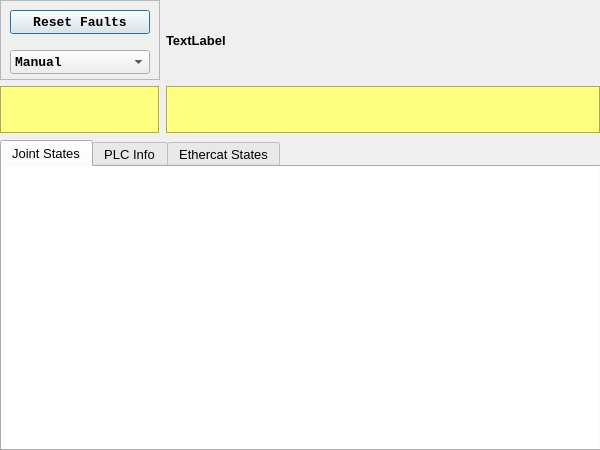
First picture: the form in rehab_gui/rehab_gui/ui/MotorsWindow.ui, repository CNR-STIIMA-IRAS/Fit4Med, before the edit.
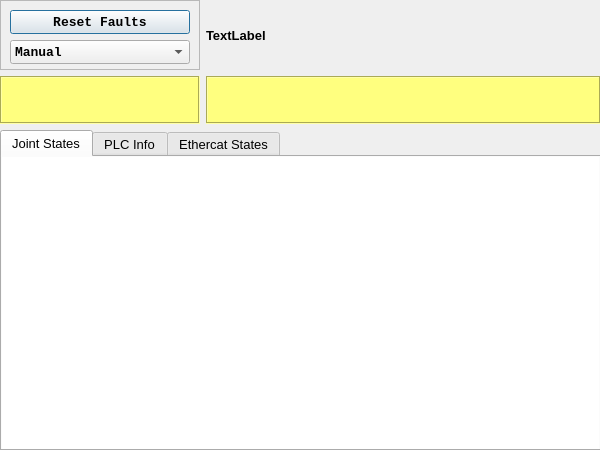
Second picture: the form after the edit.

```diff
--- a/rehab_gui/rehab_gui/ui/MotorsWindow.ui
+++ b/rehab_gui/rehab_gui/ui/MotorsWindow.ui
@@ -36,12 +36,18 @@
      <height>451</height>
     </rect>
    </property>
-   <layout class="QGridLayout" name="gridLayout" columnstretch="1,4" columnminimumwidth="0,0">
+   <layout class="QGridLayout" name="gridLayout" columnstretch="1,3" columnminimumwidth="0,0">
     <property name="sizeConstraint">
      <enum>QLayout::SetDefaultConstraint</enum>
     </property>
     <item row="2" column="1">
      <widget class="QLabel" name="label_SystemState">
+      <property name="maximumSize">
+       <size>
+        <width>450</width>
+        <height>70</height>
+       </size>
+      </property>
       <property name="font">
        <font>
         <pointsize>10</pointsize>
@@ -100,7 +106,7 @@
       </property>
       <property name="maximumSize">
        <size>
-        <width>160</width>
+        <width>200</width>
         <height>48</height>
        </size>
       </property>
@@ -369,8 +375,8 @@
       </property>
       <property name="maximumSize">
        <size>
-        <width>160</width>
-        <height>80</height>
+        <width>210</width>
+        <height>70</height>
        </size>
       </property>
       <property name="frameShape">
@@ -383,8 +389,8 @@
        <property name="geometry">
         <rect>
          <x>10</x>
-         <y>50</y>
-         <width>140</width>
+         <y>40</y>
+         <width>180</width>
          <height>24</height>
         </rect>
        </property>
@@ -396,7 +402,7 @@
        </property>
        <property name="maximumSize">
         <size>
-         <width>140</width>
+         <width>180</width>
          <height>32</height>
         </size>
        </property>
@@ -433,7 +439,7 @@
         <rect>
          <x>10</x>
          <y>10</y>
-         <width>140</width>
+         <width>180</width>
          <height>24</height>
         </rect>
        </property>
@@ -445,7 +451,7 @@
        </property>
        <property name="maximumSize">
         <size>
-         <width>140</width>
+         <width>180</width>
          <height>32</height>
         </size>
        </property>
```
